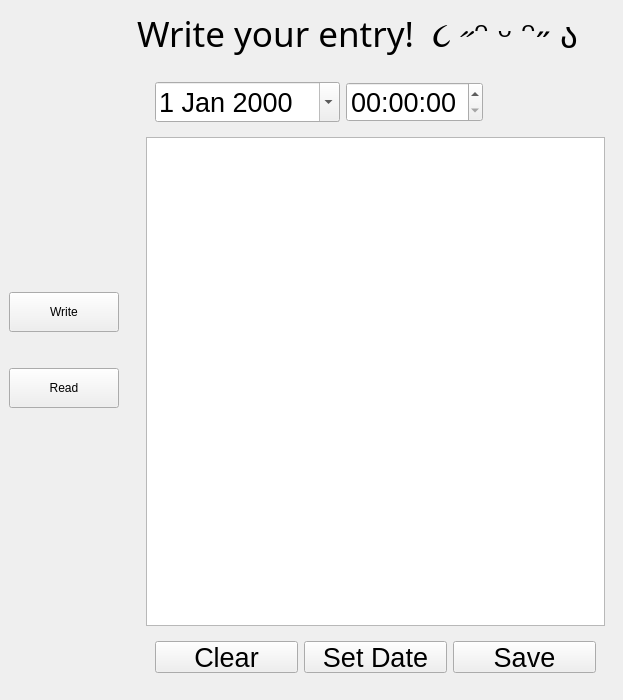
First picture: the form in app/resources/ui/window.ui, repository kahel-case/My-Daily-Journal, before the edit.
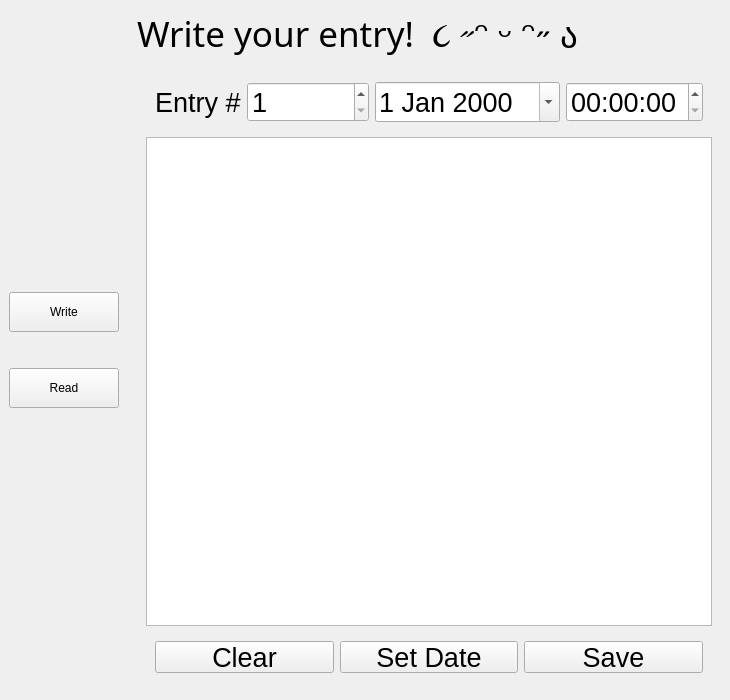
Second picture: the form after the edit. Icons and pictures are not drawn.

Diff of the .ui file:
```diff
--- a/app/resources/ui/window.ui
+++ b/app/resources/ui/window.ui
@@ -6,7 +6,7 @@
    <rect>
     <x>0</x>
     <y>0</y>
-    <width>623</width>
+    <width>643</width>
     <height>700</height>
    </rect>
   </property>
@@ -238,6 +238,23 @@
               <item>
                <widget class="QWidget" name="widget_5" native="true">
                 <layout class="QHBoxLayout" name="horizontalLayout_4">
+                 <item>
+                  <widget class="QLabel" name="label">
+                   <property name="text">
+                    <string>Entry #</string>
+                   </property>
+                  </widget>
+                 </item>
+                 <item>
+                  <widget class="QSpinBox" name="spinBox">
+                   <property name="minimum">
+                    <number>1</number>
+                   </property>
+                   <property name="maximum">
+                    <number>999999999</number>
+                   </property>
+                  </widget>
+                 </item>
                  <item>
                   <widget class="QDateEdit" name="dateEdit">
                    <property name="calendarPopup">
```
